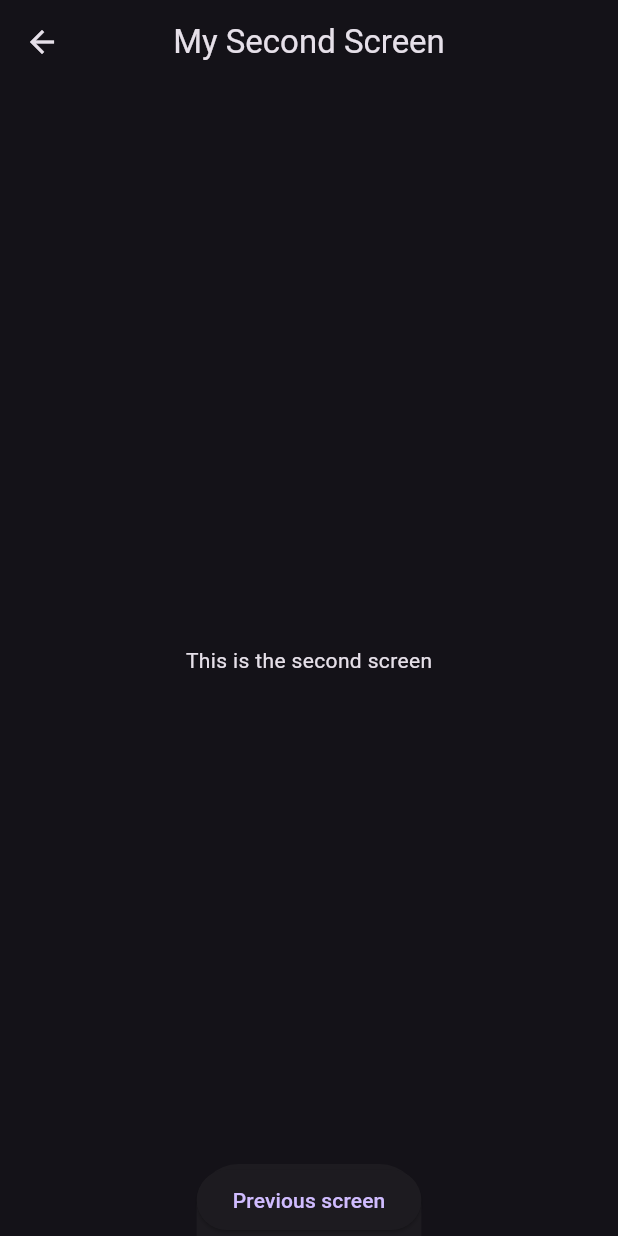
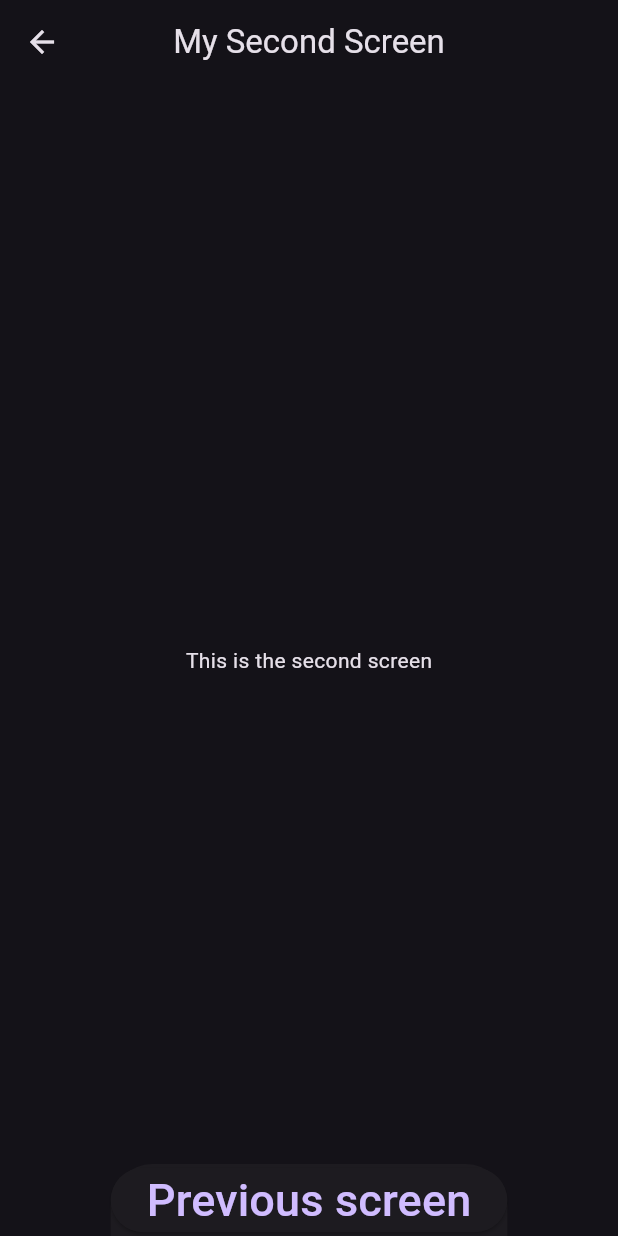
Before and after one commit to BoahenGodfred/freshstart, a Flutter app: the screen it shows after launch, after a tap on "Next screen", on a phone screen of 412 x 824 dp. Run offline on Flutter 3.47's test engine with Material 3 defaults, Android fonts, the phone set to English and light mode, and no system bars.

Commit message:
initial push

```diff
--- a/my_app/lib/main.dart
+++ b/my_app/lib/main.dart
@@ -527,7 +527,10 @@ class MyHomePageState extends State<MyHomePage> {
                   builder: (context) => const SecondScreen(),
                 ));
           },
-          child: const Text('Next screen')),
+          child: const Text(
+            'Next screen',
+            style: TextStyle(fontSize: 30.0),
+          )),
     );
   }
 }
@@ -552,7 +555,8 @@ class SecondScreen extends StatelessWidget {
           onPressed: () {
             Navigator.pop(context);
           },
-          child: const Text('Previous screen')),
+          child:
+              const Text('Previous screen', style: TextStyle(fontSize: 30.0))),
     );
   }
 }
```
